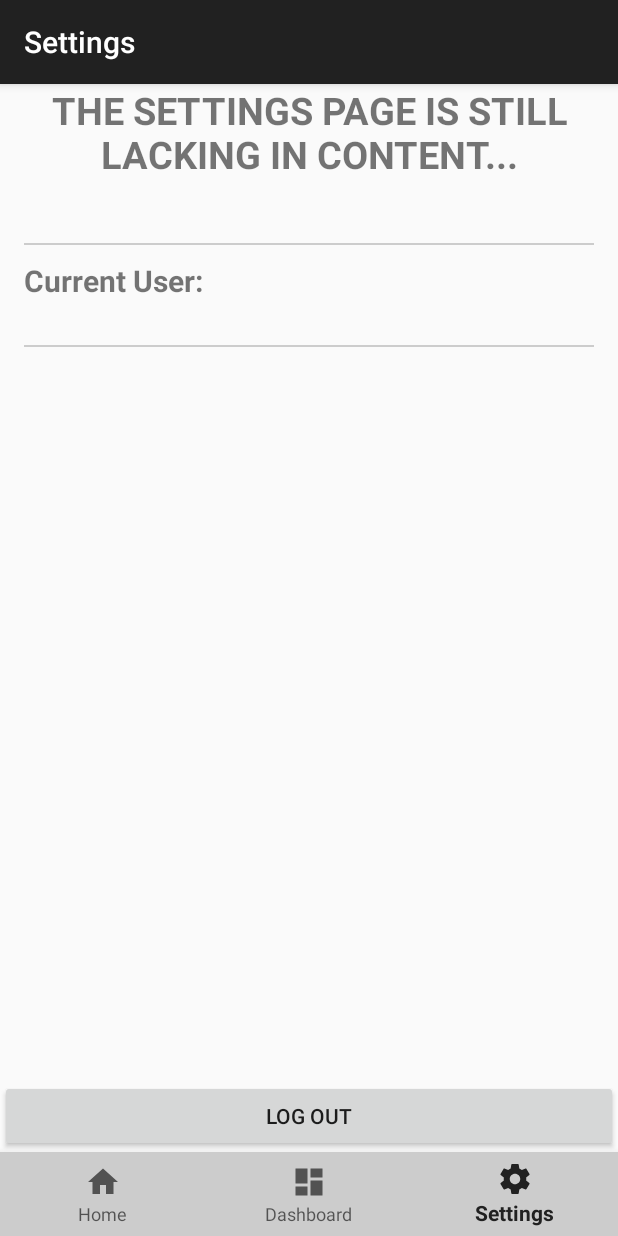
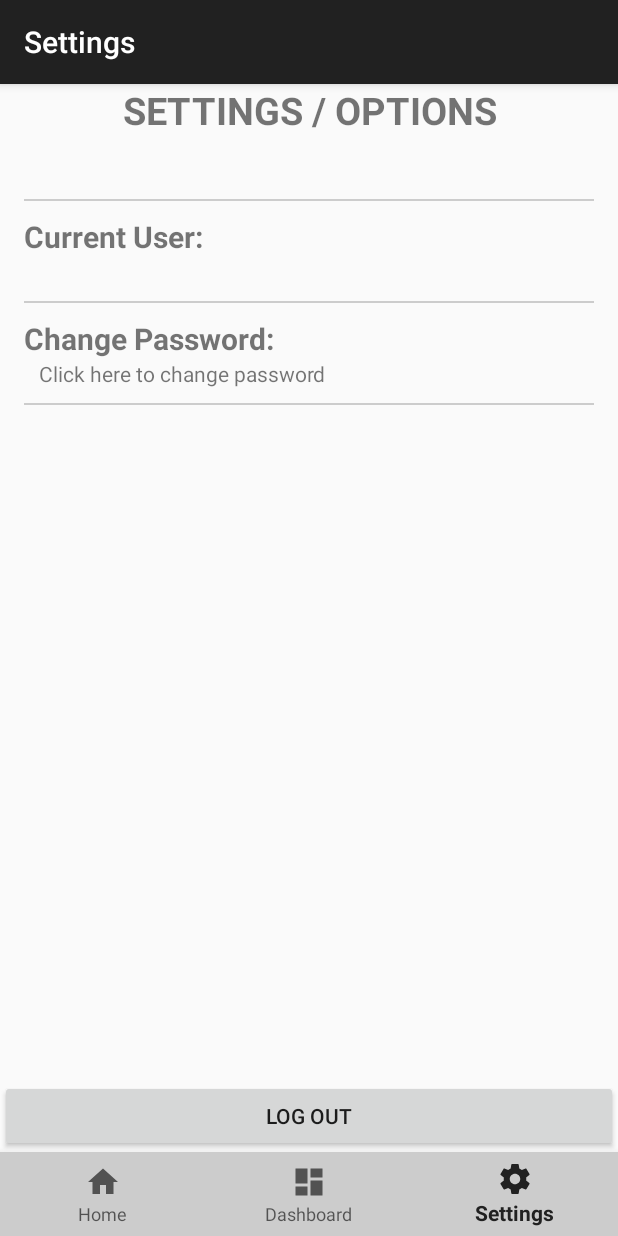
Before and after one commit to Bimmr/Class-Tracker, an Android app: the SettingsActivity screen opened directly, with no data from a screen before it, on a phone screen of 412 x 824 dp. Run offline under Robolectric (Android 15) with nearby library versions, the phone set to English and light mode, and no system bars.

Commit message:
Res file changes related to last few commits

```diff
--- a/app/src/main/res/layout/activity_settings.xml
+++ b/app/src/main/res/layout/activity_settings.xml
@@ -12,7 +12,7 @@
         android:layout_height="wrap_content"
         android:layout_marginBottom="16dp"
         android:gravity="center"
-        android:text="The Settings page is still lacking in content..."
+        android:text="Settings / Options"
         android:textAllCaps="true"
         android:textSize="25dp"
         android:textStyle="bold" />
@@ -24,8 +24,7 @@
         android:layout_marginLeft="@dimen/activity_horizontal_margin"
         android:layout_marginRight="@dimen/activity_horizontal_margin"
         android:layout_marginTop="@dimen/activity_vertical_margin"
-        android:layout_weight
-            ="1">
+        android:layout_weight="1">
 
         <LinearLayout
             android:layout_width="match_parent"
@@ -59,6 +58,28 @@
                 android:layout_marginBottom="10dp"
                 android:layout_marginTop="10dp"
                 android:background="#ccc" />
+
+            <TextView
+                android:id="@+id/settings_changePassTitle"
+                android:layout_width="match_parent"
+                android:layout_height="wrap_content"
+                android:text="Change Password:"
+                android:textSize="20dp"
+                android:textStyle="bold"/>
+
+            <TextView
+                android:id="@+id/settings_changePass"
+                android:layout_width="match_parent"
+                android:layout_height="wrap_content"
+                android:layout_marginLeft="10dp"
+                android:text="Click here to change password" />
+
+            <View
+                android:layout_width="match_parent"
+                android:layout_height="1dp"
+                android:layout_marginBottom="10dp"
+                android:layout_marginTop="10dp"
+                android:background="#ccc" />
         </LinearLayout>
 
     </ScrollView>
--- a/app/src/main/res/values/dimens.xml
+++ b/app/src/main/res/values/dimens.xml
@@ -2,4 +2,5 @@
     <!-- Default screen margins, per the Android Design guidelines. -->
     <dimen name="activity_horizontal_margin">16dp</dimen>
     <dimen name="activity_vertical_margin">16dp</dimen>
+    <dimen name="fab_margin">16dp</dimen>
 </resources>
--- a/app/src/main/res/values/strings.xml
+++ b/app/src/main/res/values/strings.xml
@@ -23,4 +23,6 @@
     <string name="title_notifications">Notifications</string>
     <string name="title_settings">Settings</string>
     <string name="log_out">Log Out</string>
+    <string name="title_activity_class_dashboard">ClassDashboardActivity</string>
+    <string name="title_activity_class_manage">ClassManageActivity</string>
 </resources>
--- a/app/src/main/res/values/styles.xml
+++ b/app/src/main/res/values/styles.xml
@@ -19,6 +19,7 @@
     <style name="FullscreenActionBarStyle" parent="Widget.AppCompat.ActionBar">
         <item name="android:background">@color/black_overlay</item>
     </style>
+
     <style name="Header">
         <item name="android:textAllCaps">true</item>
         <item name="android:textColor">#ffffff</item>
@@ -29,4 +30,13 @@
         <item name="android:shadowDy">2</item>
         <item name="android:shadowRadius">10</item>
     </style>
+
+    <style name="NoActionBar" parent="Theme.AppCompat.Light.DarkActionBar">
+        <item name="windowActionBar">false</item>
+        <item name="windowNoTitle">true</item>
+    </style>
+
+    <style name="AppBarOverlay" parent="ThemeOverlay.AppCompat.Dark.ActionBar" />
+
+    <style name="PopupOverlay" parent="ThemeOverlay.AppCompat.Light" />
 </resources>
```
Also changed, not shown: app/src/main/AndroidManifest.xml (+14 -3 lines).
